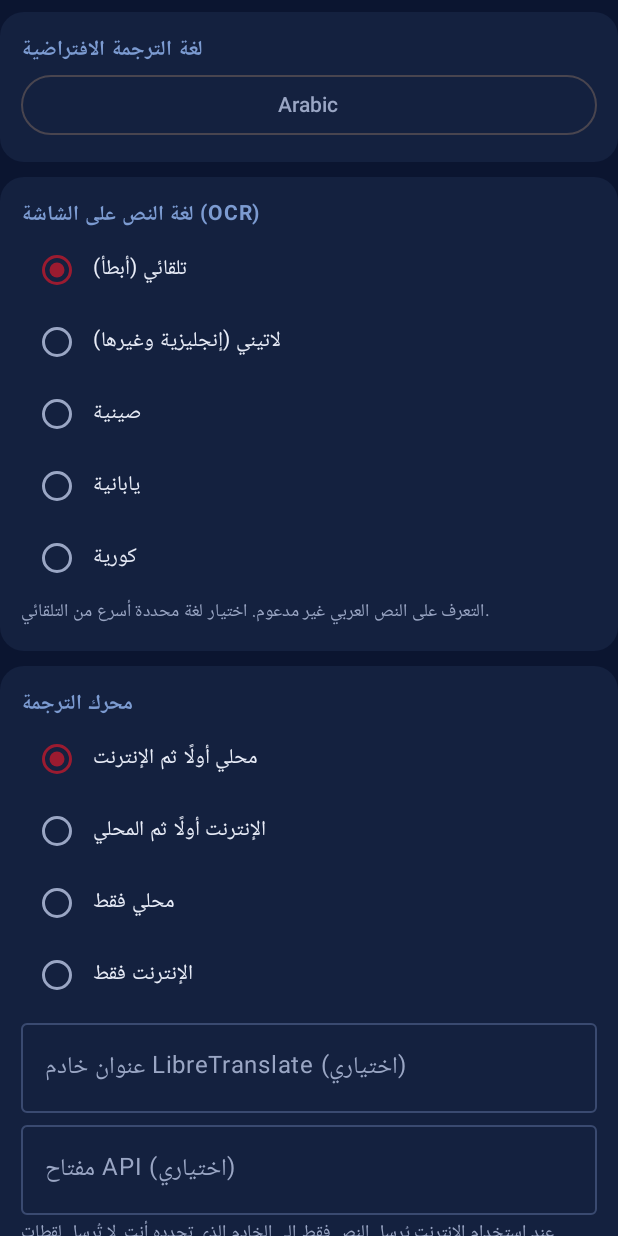
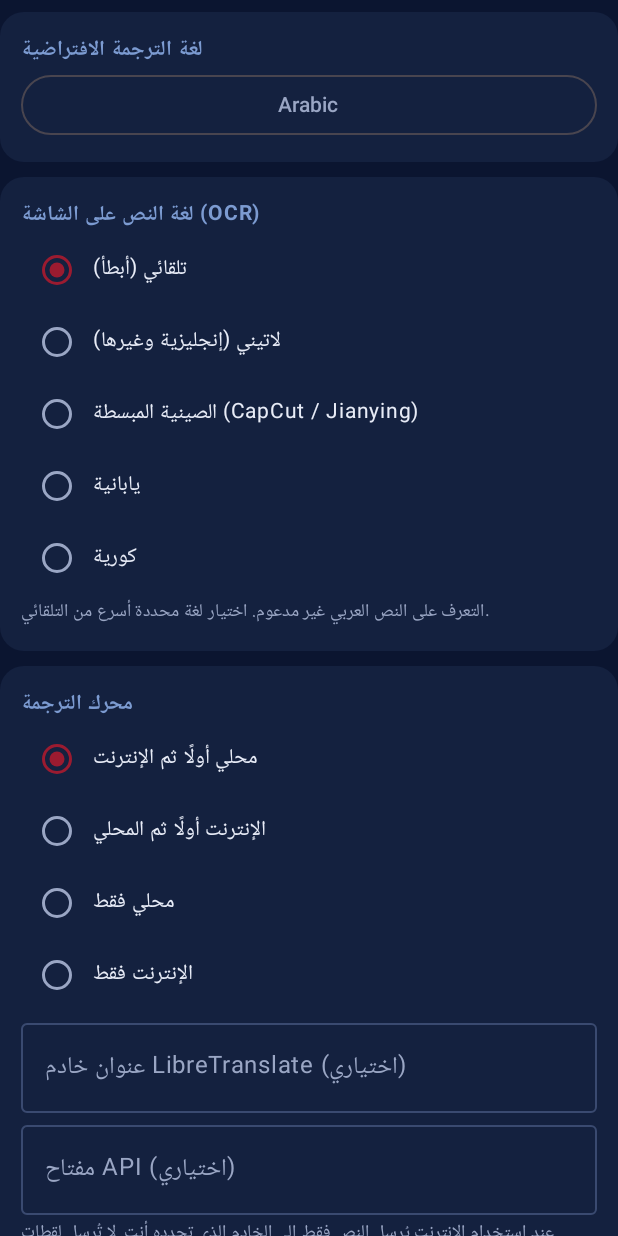
Before and after one commit to DictatorEG-coder/TARJUMAN, an Android app built with Jetpack Compose: the composable SettingsScreen shown on its own in the app's theme, on a phone screen of 412 x 824 dp. Run offline under Robolectric (Android 15) with nearby library versions, the phone set to English and light mode, and no system bars.

Commit message:
Label Simplified Chinese and add language normalization tests

```diff
--- a/app/src/main/res/values/strings.xml
+++ b/app/src/main/res/values/strings.xml
@@ -12,7 +12,7 @@
     <string name="perm_granted">✓ ممنوح</string>
     <string name="perm_grant">منح</string>
     <string name="projection_denied">لم تتم الموافقة على التقاط الشاشة</string>
-    <string name="first_run_hint">للعمل دون إنترنت: حمّل نماذج اللغات من «إدارة النماذج» (نحو 30 ميغابايت لكل لغة). الأساسية: العربية والإنجليزية واليابانية والصينية والكورية.</string>
+    <string name="first_run_hint">للعمل دون إنترنت: حمّل نماذج اللغات من «إدارة النماذج» (نحو 30 ميغابايت لكل لغة). الأساسية: العربية والإنجليزية واليابانية والصينية المبسطة والكورية.</string>
     <string name="home_text">ترجمة نص</string>
     <string name="home_image">ترجمة صورة</string>
     <string name="home_doc">ترجمة مستند</string>
@@ -68,7 +68,7 @@
     <string name="set_ocr">لغة النص على الشاشة (OCR)</string>
     <string name="ocr_auto">تلقائي (أبطأ)</string>
     <string name="ocr_latin">لاتيني (إنجليزية وغيرها)</string>
-    <string name="ocr_zh">صينية</string>
+    <string name="ocr_zh">الصينية المبسطة (CapCut / Jianying)</string>
     <string name="ocr_ja">يابانية</string>
     <string name="ocr_ko">كورية</string>
     <string name="ocr_note">التعرف على النص العربي غير مدعوم. اختيار لغة محددة أسرع من التلقائي.</string>
```
